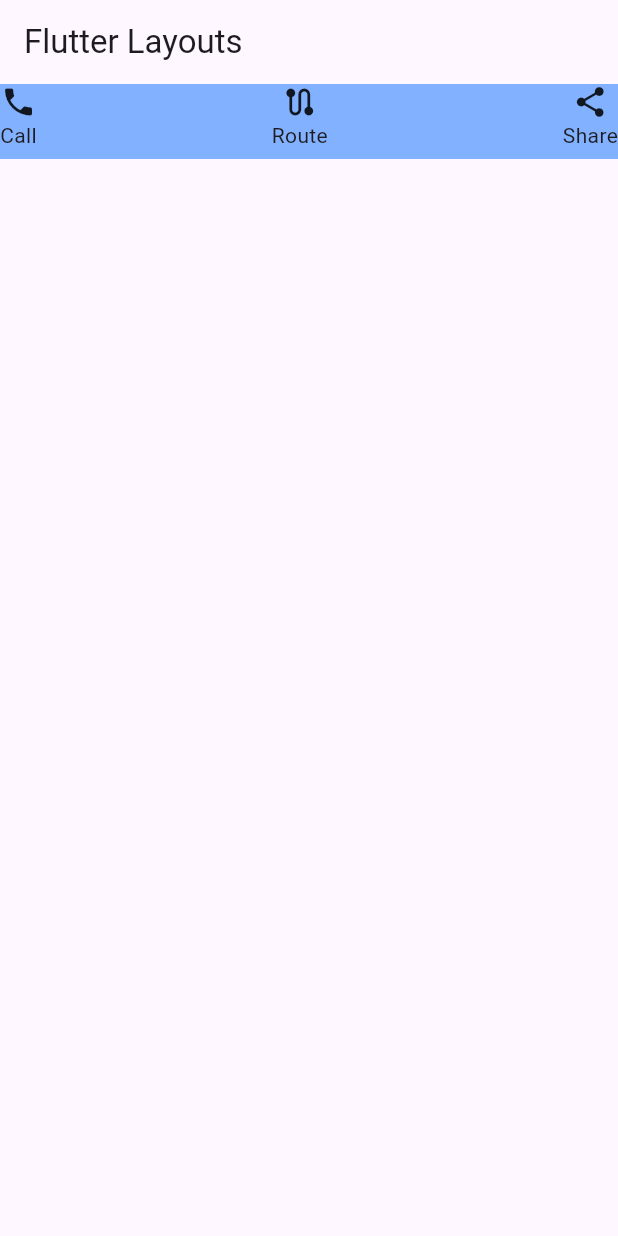
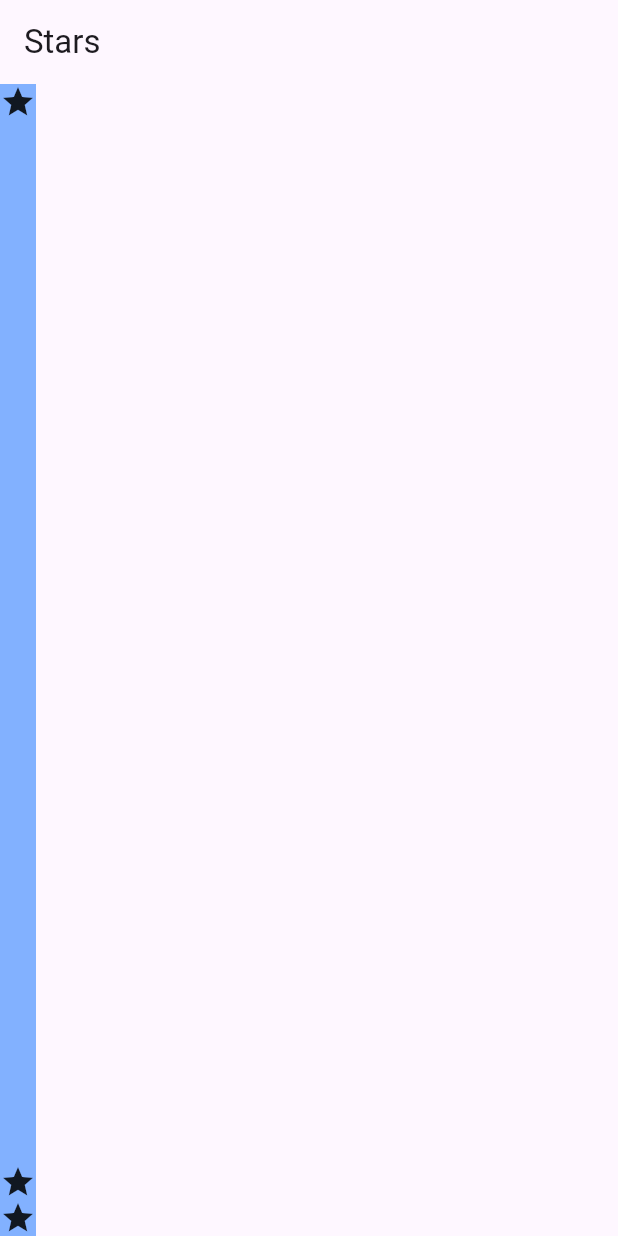
Before and after one commit to Ashura2003/assignment_1, a Flutter app: the screen it shows after launch, on a phone screen of 412 x 824 dp. Run offline on Flutter 3.47's test engine with Material 3 defaults, Android fonts, the phone set to English and light mode, and no system bars.

Commit message:
made some changes and created allignment differences in star allignment

```diff
--- a/lib/app/app.dart
+++ b/lib/app/app.dart
@@ -1,5 +1,4 @@
-import 'package:assignment_1/screen/area_of_circle_screen.dart';
-import 'package:assignment_1/screen/flutter_layouts_screen.dart';
+import 'package:assignment_1/screen/star_space_screen.dart';
 import 'package:flutter/material.dart';
 
 class App extends StatelessWidget {
@@ -8,7 +7,7 @@ class App extends StatelessWidget {
   @override
   Widget build(BuildContext context) {
     return const MaterialApp(
-      home: FlutterLayoutsScreen(),
+      home: StarSpaceScreen(),
     );
   }
 }
--- a/lib/screen/flutter_layouts_screen.dart
+++ b/lib/screen/flutter_layouts_screen.dart
@@ -12,6 +12,7 @@ class FlutterLayoutsScreen extends StatelessWidget {
         ),
       ),
       body: Container(
+        margin: const EdgeInsets.all(10),
         color: Colors.blueAccent[100],
         height: 50,
         child: const Row(
--- /dev/null
+++ b/lib/screen/star_space_screen.dart
@@ -0,0 +1,32 @@
+import 'package:flutter/material.dart';
+
+class StarSpaceScreen extends StatelessWidget {
+  const StarSpaceScreen({super.key});
+
+  @override
+  Widget build(BuildContext context) {
+    return Scaffold(
+      appBar: AppBar(
+        title: const Text("Stars"),
+      ),
+      body: Container(
+        color: Colors.blueAccent[100],
+        child: const Column(
+          mainAxisAlignment: MainAxisAlignment.center,
+          children: [
+            Icon(
+              Icons.star,
+            ),
+            Spacer(),
+            Icon(
+              Icons.star,
+            ),
+            Icon(
+              Icons.star,
+            ),
+          ],
+        ),
+      ),
+    );
+  }
+}
```
Also changed, not shown: lib/screen/test_scrren.dart (added, +39 -0 lines).
